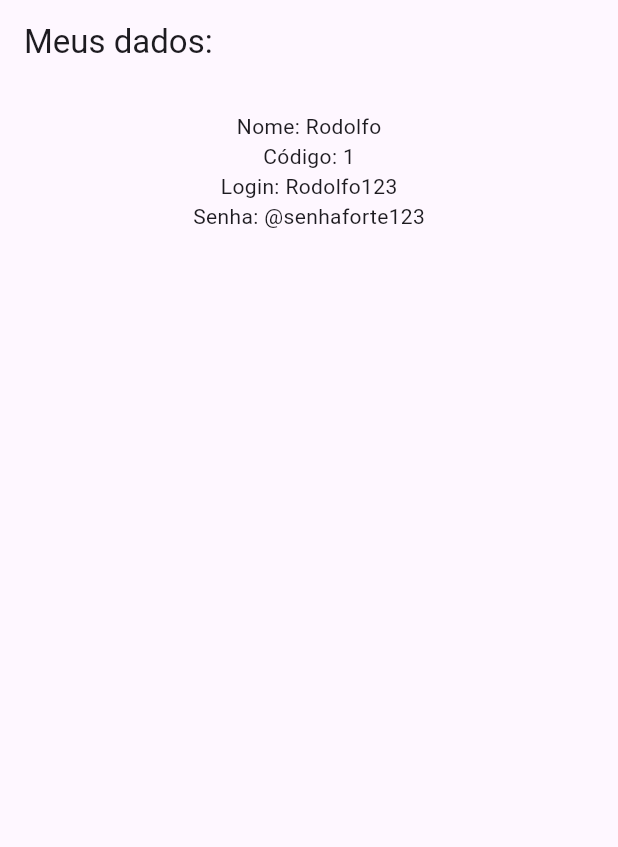
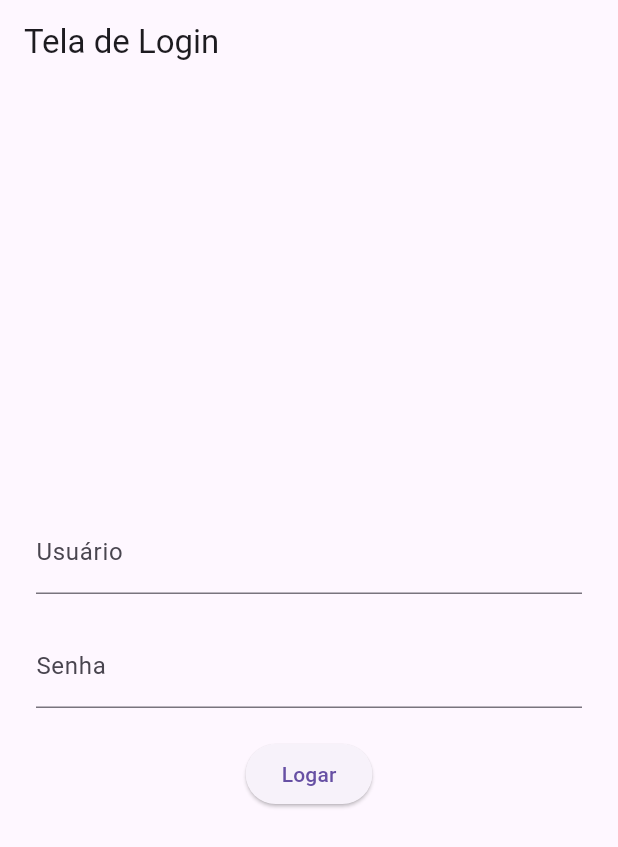
Before and after one commit to pedlinn/voupedir, a Flutter app: the screen it shows after launch, on a phone screen of 412 x 824 dp. Shown: the top 847 px of the screen. Run offline on Flutter 3.47's test engine with Material 3 defaults, Android fonts, the phone set to English and light mode, and no system bars; missing offline and left inert: dart:ffi; accounts and stored records are empty.

Commit message:
implementando emcapsulamento na classe usuario

```diff
--- a/lib/main.dart
+++ b/lib/main.dart
@@ -1,5 +1,6 @@
 import 'package:flutter/material.dart';
-import 'package:projetosflutter/usuario.dart';
+import 'tela_login.dart';
+import 'usuario.dart';
 
 void main() {
   runApp(const MyApp());
@@ -7,36 +8,12 @@ void main() {
 
 class MyApp extends StatelessWidget {
   const MyApp({super.key});
-
-  // This widget is the root of your application.
   @override
   Widget build(BuildContext context) {
 
-    Usuario u = Usuario(
-      codigo: 1,
-      login: "Rodolfo123",
-      nome: "Rodolfo",
-      senha: "@senhaforte123"
-    );
-
     return MaterialApp(
-      home: Scaffold(
-      appBar: AppBar(
-        title: const Text("Meus dados: "),
-      ),
-      body: Center(
-        child: Padding(padding: const EdgeInsets.all(18.0),
-          child: Column(
-            children: [
-              Text("Nome: ${u.nome}"),
-              Text("Código: ${u.codigo}"),
-              Text("Login: ${u.login}"),
-              Text("Senha: ${u.senha}"),
-            ],
-          ),
-        ),
-      ),
-      ),
+      debugShowCheckedModeBanner: false,
+      home: TelaLogin(),
     );
   }
 }
--- /dev/null
+++ b/lib/tela_home.dart
@@ -0,0 +1,15 @@
+import 'package:flutter/material.dart';
+
+class TelaHome extends StatelessWidget{
+  TelaHome({super.key});
+
+  @override
+  Widget build(BuildContext context) {
+    return Scaffold(
+      appBar: AppBar(title: const Text("Seja bem vindo Usuário: ")),
+      body: const Center(
+        child: Text("Tela de Home"),
+      ),
+    );
+  }
+}
--- /dev/null
+++ b/lib/tela_login.dart
@@ -0,0 +1,53 @@
+import 'package:flutter/material.dart';
+import 'package:projetosflutter/usuario.dart';
+import 'tela_home.dart';
+
+class TelaLogin extends StatelessWidget{
+  TelaLogin({super.key});
+
+  Usuario u = Usuario(
+    nome: 'admin',
+    login: 'admin',
+    senha: '@senhaforte123',
+    codigo: 1
+  );
+
+final TextEditingController usuarioController = TextEditingController();
+final TextEditingController senhaController = TextEditingController();
+
+  @override
+  Widget build(BuildContext context){
+    return Scaffold(
+      appBar: AppBar(title: const Text("Tela de Login")),
+      body: Padding(padding: const EdgeInsets.all(24.0),
+        child: Column(
+          mainAxisAlignment: MainAxisAlignment.center,
+          children: [
+            TextField(
+              decoration: const InputDecoration(labelText: 'Usuário'),
+              controller: usuarioController,
+            ),
+            const SizedBox(height: 20),
+            TextField(
+              decoration: const InputDecoration(labelText: 'Senha'),
+              obscureText: true,
+              controller: senhaController,
+            ),
+            SizedBox(height: 20),
+            ElevatedButton(onPressed: (){
+              if(u.login == usuarioController.text && u.senha == senhaController.text){
+                Navigator.push(context,
+                MaterialPageRoute(builder: (context) => TelaHome())
+                );
+              }else {
+                ScaffoldMessenger.of(context).showSnackBar(
+                    SnackBar(content: Text("usuário ou senha inválidos!!"))
+                );
+              }
+            }, child: const Text('Logar'))
+          ],
+        ),
+      ),
+    );
+  }
+}
--- a/lib/usuario.dart
+++ b/lib/usuario.dart
@@ -1,14 +1,36 @@
 class Usuario{
-  int? codigo;
-  String? nome;
-  String? login;
-  String? senha;
+  int? _codigo;
+  String? _nome;
+  String? _login;
+  String? _senha;
 
 
-  Usuario({
-    this.codigo,
-    this.senha,
-    this.login,
-    this.nome
-});
+  Usuario({int? codigo,String? senha,String? login, String? nome}){
+    _codigo = codigo;
+    _login = login;
+    _nome = nome;
+    _senha = senha;
+  }
+
+
+  //getters
+  //exemplo tradicional
+  String? get login{
+    return _login;
+  }
+  //metodo ao estilo dart
+  int? get codigo => _codigo;
+  String? get nome => _nome;
+  String? get senha => _senha;
+
+  //setters
+  //setter tradicional
+  set login(String? login){
+    _login = login;
+  }
+  //metodo set ao estilo dart
+  set nome(String? nome) => _nome = nome;
+  set codigo(int? codigo) => _codigo = codigo;
+  set senha(String? senha) => _senha = senha;
+
 }
```
Also changed, not shown: lib/restaurante.dart (added, +41 -0 lines), lib/tipo.dart (added, +19 -0 lines).
